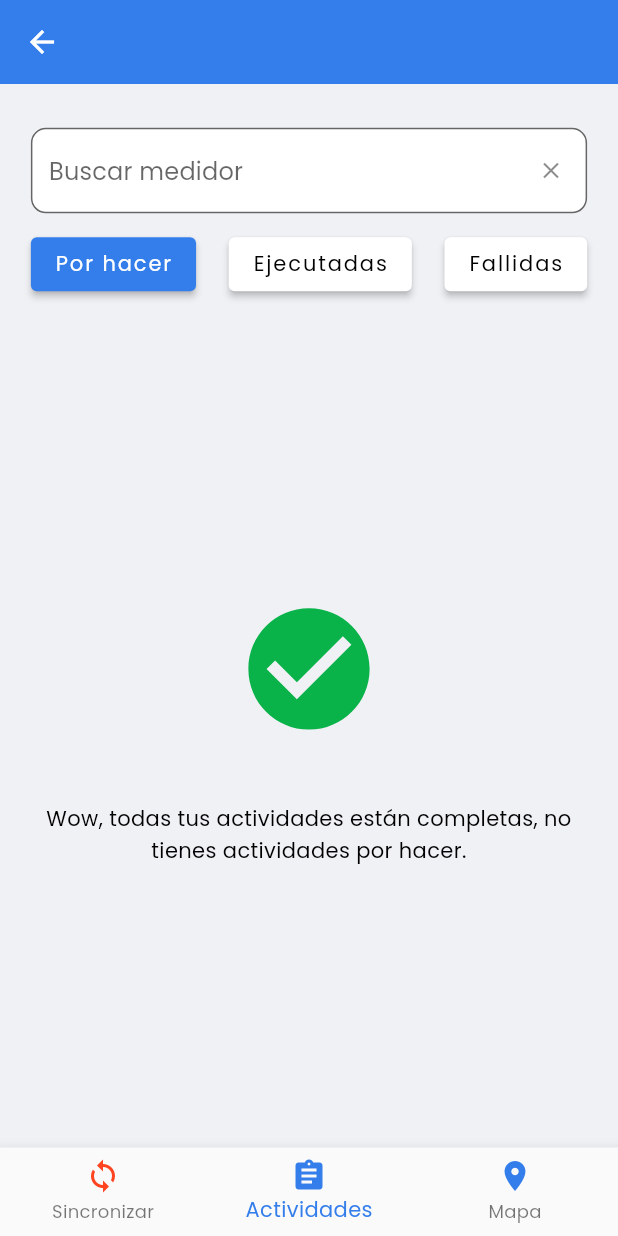
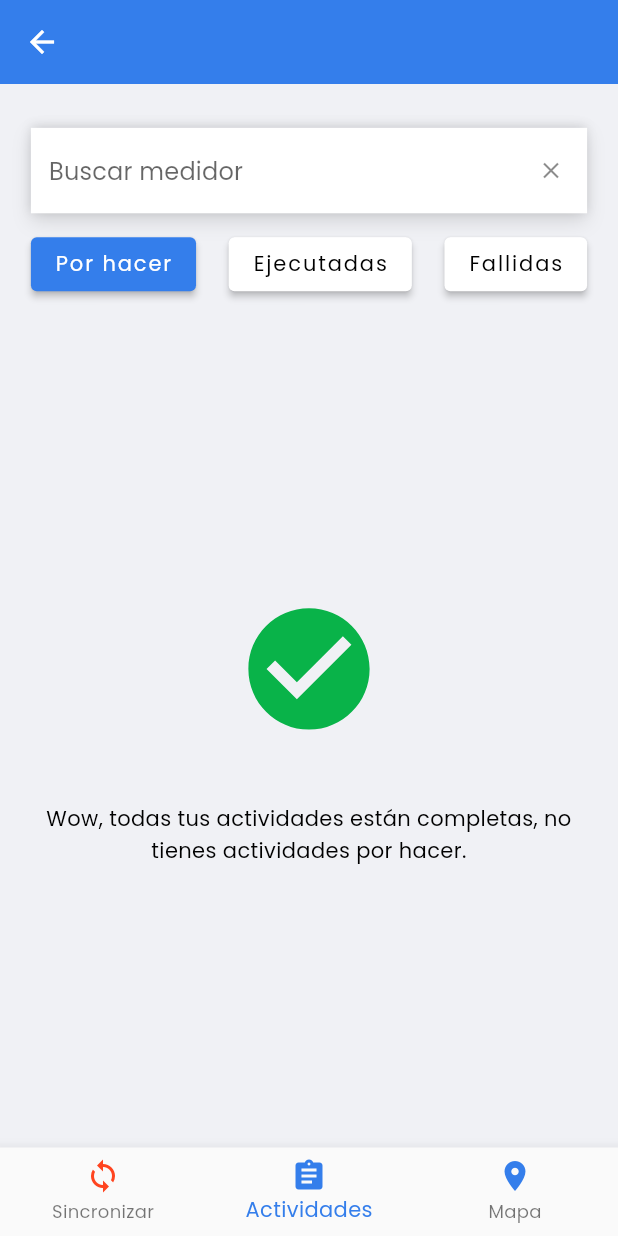
Before and after one commit to Clarigy/Lecturas-Artiko-Putumayo, a Flutter app: the MainScreen screen opened by its route, on a phone screen of 412 x 824 dp. Run offline on Flutter 3.47's test engine with Material 2 defaults, Android fonts, the phone set to English and light mode, and no system bars; our stand-ins replace dio, dotted_border, floor, flutter_riverpod, flutter_secure_storage, flutter_svg and 6 more; accounts and stored records are empty; generated files the repository leaves out were written again.

Commit message:
Inputs con sombra

```diff
--- a/lib/shared/widgets/input_with_label.dart
+++ b/lib/shared/widgets/input_with_label.dart
@@ -84,7 +84,22 @@ class InputWithLabel extends StatelessWidget {
                         style: theme.textTheme.bodyText2!.copyWith(
                             fontWeight: FontWeight.bold,
                             color: labelColor ?? theme.primaryColor)))),
-            TextFormField(
+            Container(
+              decoration: BoxDecoration(
+                boxShadow: [
+                  BoxShadow(
+                    color: Colors.black12,
+                    blurRadius: 5,
+                    offset: const Offset(0, -1),
+                  ),
+                  BoxShadow(
+                    color: Colors.black12,
+                    blurRadius: 10,
+                    offset: const Offset(0, 5),
+                  ),
+                ],
+              ),
+              child: TextFormField(
                 initialValue: initialValue,
                 autovalidateMode: autovalidateMode,
                 autocorrect: false,
@@ -98,6 +113,8 @@ class InputWithLabel extends StatelessWidget {
                 onChanged: onChange,
                 decoration: InputDecoration(
                   errorText: errorText,
+                  border: InputBorder.none,
+                  fillColor: Colors.white,
                   filled: true,
                   isDense: true,
                   suffixIcon: suffixIcon,
@@ -105,9 +122,8 @@ class InputWithLabel extends StatelessWidget {
                       12, screenHeight * .02, 12, screenHeight * .02),
                   hintText: hintText,
                   prefixIcon: prefixIcon,
-                  border: OutlineInputBorder(
-                    borderRadius: BorderRadius.circular(10),
-                  )),
+                ),
+              ),
             )
           ],
         ),
```
Also changed, not shown: lib/features/home/presentation/pages/reading_detail_page/widgets/drop_down_clase_anomalia.dart (+14 -3 lines), lib/features/home/presentation/pages/reading_detail_page/widgets/drop_down_input.dart (+14 -11 lines), lib/features/home/presentation/pages/reading_detail_page/widgets/meter_reading.dart (+31 -8 lines). Lines whose indentation alone changed are shown as unchanged.
